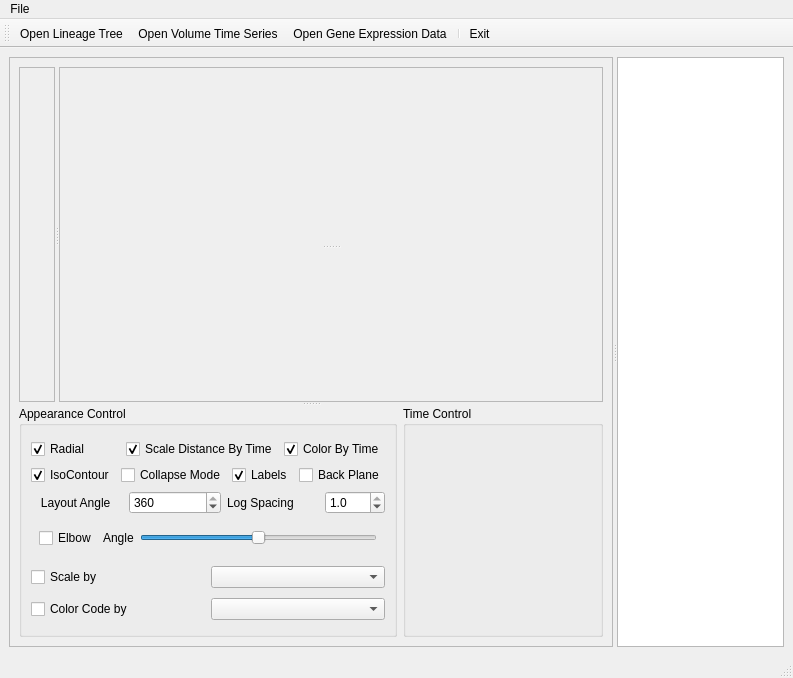
Above: CellLineage.ui from gofigure2/CellLineageViewer before the change. Below: the same form after it.
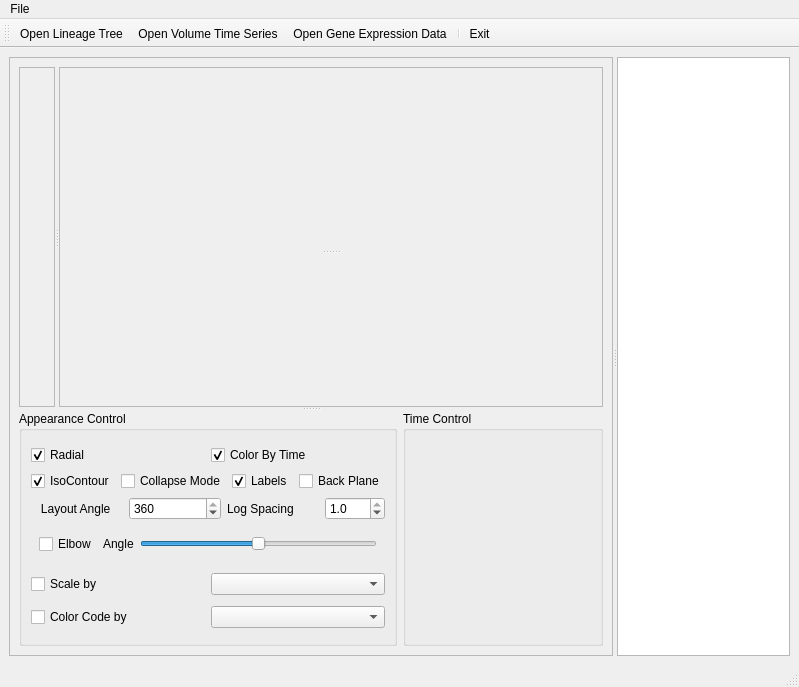
That is the form after the change. Icons and pictures are not drawn. Custom widgets are drawn as their Qt base class.

Commit message: ENH: remove time scale checkbox

What changed in the file:
```diff
--- a/CellLineage.ui
+++ b/CellLineage.ui
@@ -6,8 +6,8 @@
    <rect>
     <x>0</x>
     <y>0</y>
-    <width>793</width>
-    <height>678</height>
+    <width>799</width>
+    <height>687</height>
    </rect>
   </property>
   <property name="windowTitle">
@@ -166,16 +166,6 @@
                      </property>
                     </widget>
                    </item>
-                   <item>
-                    <widget class="QCheckBox" name="distanceCheckBox">
-                     <property name="text">
-                      <string>Scale Distance By Time</string>
-                     </property>
-                     <property name="checked">
-                      <bool>true</bool>
-                     </property>
-                    </widget>
-                   </item>
                    <item>
                     <widget class="QCheckBox" name="colorEdgesCheckBox">
                      <property name="text">
@@ -432,7 +422,7 @@
     <rect>
      <x>0</x>
      <y>0</y>
-     <width>793</width>
+     <width>799</width>
      <height>25</height>
     </rect>
    </property>
```
The commit also changes 2 other files.
